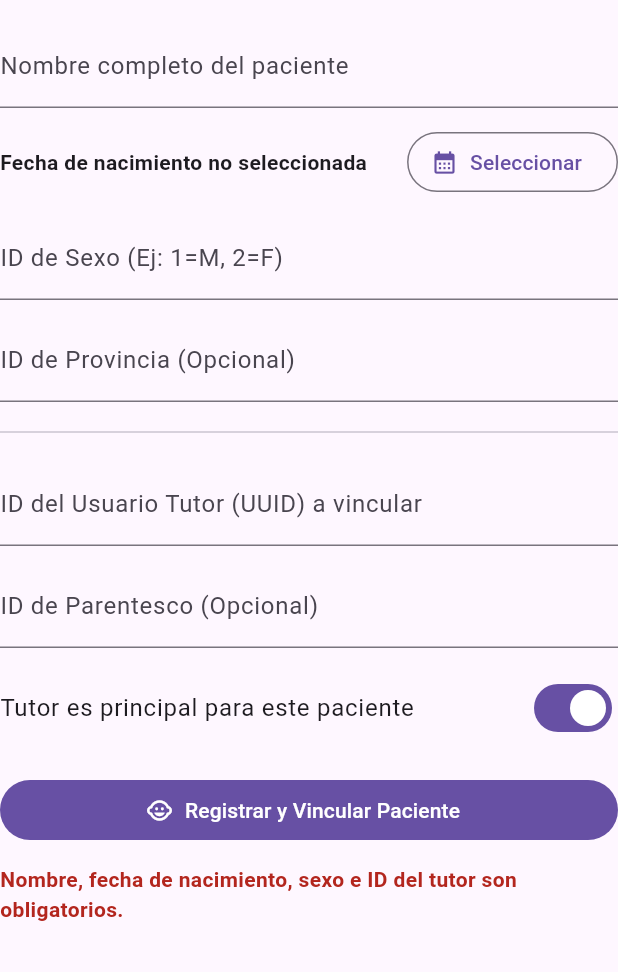
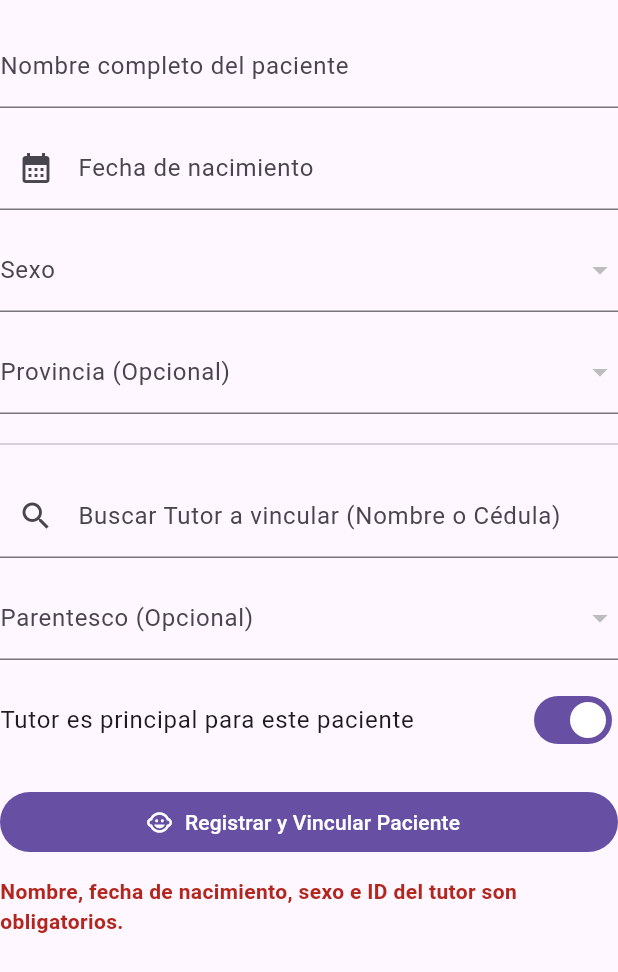
Before and after one commit to MiryamGuerrero/programatesis, a Flutter app: the _FormRegistroPaciente widget shown alone on an empty page, opened directly, after a tap on "Registrar y Vincular Paciente", on a phone screen of 412 x 824 dp. Shown: the top 972 px of the screen. Run offline on Flutter 3.47's test engine with Material 3 defaults, Android fonts, the phone set to English and light mode, and no system bars; our stand-ins replace dio, flutter_riverpod, google_fonts, supabase_flutter; accounts and stored records are empty.

Commit message:
Mejora del ingreso del tutor y paciente, añadido el apartado del perfil

```diff
--- a/frontend/flutter_app/lib/shared/repositories/gestion_tutores_pacientes_page.dart
+++ b/frontend/flutter_app/lib/shared/repositories/gestion_tutores_pacientes_page.dart
@@ -1,5 +1,6 @@
 import "package:flutter/material.dart";
 import "package:flutter_riverpod/flutter_riverpod.dart";
+import "package:supabase_flutter/supabase_flutter.dart";
 
 import "package:reuma_nutri_app/core/state/app_providers.dart";
 
@@ -125,10 +126,6 @@ class _FormRegistroTutorState extends ConsumerState<_FormRegistroTutor> {
         const SizedBox(height: 12),
         _text(_nameController, "Nombre completo"),
         const SizedBox(height: 12),
-        _text(_pacienteController, "ID del Paciente a vincular (UUID)"),
-        const SizedBox(height: 12),
-        _text(_parentescoController, "ID de Parentesco (Opcional, Ej: 1)", number: true),
-        const SizedBox(height: 12),
         SwitchListTile(
           title: const Text("Es el tutor principal"),
           value: _esPrincipal,
@@ -171,10 +168,17 @@ class _FormRegistroPaciente extends ConsumerStatefulWidget {
 
 class _FormRegistroPacienteState extends ConsumerState<_FormRegistroPaciente> {
   final _nameController = TextEditingController();
-  final _sexoController = TextEditingController();
-  final _provinciaController = TextEditingController();
-  final _tutorController = TextEditingController();
-  final _parentescoController = TextEditingController();
+  final _fechaNacimientoController = TextEditingController();
+
+  Map<String, dynamic>? _selectedTutor;
+  int? _selectedSexo;
+  int? _selectedProvincia;
+  int? _selectedParentesco;
+
+  List<Map<String, dynamic>> _sexos = [];
+  List<Map<String, dynamic>> _provincias = [];
+  List<Map<String, dynamic>> _parentescos = [];
+
   bool _esPrincipal = true;
   DateTime? _fechaNacimiento;
 
@@ -183,12 +187,33 @@ class _FormRegistroPacienteState extends ConsumerState<_FormRegistroPaciente> {
   String? _error;
 
   @override
+  void initState() {
+    super.initState();
+    Future.microtask(_loadCatalogs);
+  }
+
+  Future<void> _loadCatalogs() async {
+    try {
+      final repo = ref.read(supabaseCrudRepositoryProvider);
+      final sexos = await repo.fetchCatalog("usuarios", "catalogo_sexo");
+      final provincias = await repo.fetchCatalog("usuarios", "provincia");
+      final parentescos = await repo.fetchCatalog("usuarios", "parentesco");
+      if (mounted) {
+        setState(() {
+          _sexos = sexos;
+          _provincias = provincias;
+          _parentescos = parentescos;
+        });
+      }
+    } catch (e) {
+      debugPrint("Error al cargar catalogos: $e");
+    }
+  }
+
+  @override
   void dispose() {
     _nameController.dispose();
-    _sexoController.dispose();
-    _provinciaController.dispose();
-    _tutorController.dispose();
-    _parentescoController.dispose();
+    _fechaNacimientoController.dispose();
     super.dispose();
   }
 
@@ -200,18 +225,32 @@ class _FormRegistroPacienteState extends ConsumerState<_FormRegistroPaciente> {
       lastDate: DateTime.now(),
     );
     if (date != null) {
-      setState(() => _fechaNacimiento = date);
+      setState(() {
+        _fechaNacimiento = date;
+        _fechaNacimientoController.text = date.toIso8601String().split("T").first;
+      });
+    }
+  }
+
+  Future<Iterable<Map<String, dynamic>>> _searchTutors(String query) async {
+    try {
+      final response = await Supabase.instance.client
+          .schema("usuarios")
+          .from("usuario")
+          .select("id, nombre_completo, cedula")
+          .or("nombre_completo.ilike.%$query%,cedula.ilike.%$query%")
+          .limit(10);
+      return List<Map<String, dynamic>>.from(response);
+    } catch (_) {
+      return const Iterable<Map<String, dynamic>>.empty();
     }
   }
 
   Future<void> _registrarPaciente() async {
     final name = _nameController.text.trim();
-    final idSexo = int.tryParse(_sexoController.text.trim());
-    final idProvincia = int.tryParse(_provinciaController.text.trim());
-    final idTutor = _tutorController.text.trim();
-    final idParentesco = int.tryParse(_parentescoController.text.trim());
+    final idTutor = _selectedTutor?["id"]?.toString();
 
-    if (name.isEmpty || _fechaNacimiento == null || idSexo == null || idTutor.isEmpty) {
+    if (name.isEmpty || _fechaNacimiento == null || _selectedSexo == null || idTutor == null || idTutor.isEmpty) {
       setState(() => _error = "Nombre, fecha de nacimiento, sexo e ID del tutor son obligatorios.");
       return;
     }
@@ -227,10 +266,10 @@ class _FormRegistroPacienteState extends ConsumerState<_FormRegistroPaciente> {
       await repo.registerPatientAndLinkTutor(
         nombreCompleto: name,
         fechaNacimiento: _fechaNacimiento!,
-        idSexo: idSexo,
-        idProvincia: idProvincia,
+        idSexo: _selectedSexo!,
+        idProvincia: _selectedProvincia,
         idUsuarioTutor: idTutor,
-        idParentesco: idParentesco,
+        idParentesco: _selectedParentesco,
         esPrincipal: _esPrincipal,
       );
 
@@ -239,11 +278,12 @@ class _FormRegistroPacienteState extends ConsumerState<_FormRegistroPaciente> {
       setState(() {
         _resultado = "El paciente fue registrado y vinculado correctamente al tutor.";
         _nameController.clear();
-        _sexoController.clear();
-        _provinciaController.clear();
-        _tutorController.clear();
-        _parentescoController.clear();
+        _fechaNacimientoController.clear();
         _fechaNacimiento = null;
+        _selectedSexo = null;
+        _selectedProvincia = null;
+        _selectedParentesco = null;
+        _selectedTutor = null;
         _esPrincipal = true;
       });
     } catch (error) {
@@ -261,33 +301,101 @@ class _FormRegistroPacienteState extends ConsumerState<_FormRegistroPaciente> {
       children: [
         _text(_nameController, "Nombre completo del paciente"),
         const SizedBox(height: 12),
-        Row(
-          children: [
-            Expanded(
-              child: Text(
-                _fechaNacimiento == null
-                    ? "Fecha de nacimiento no seleccionada"
-                    : "Nacimiento: ${_fechaNacimiento!.toIso8601String().split('T').first}",
-                style: const TextStyle(fontWeight: FontWeight.w600),
-              ),
-            ),
-            OutlinedButton.icon(
-              onPressed: _pickDate,
-              icon: const Icon(Icons.calendar_month),
-              label: const Text("Seleccionar"),
-            ),
-          ],
+        TextField(
+          controller: _fechaNacimientoController,
+          readOnly: true,
+          onTap: _pickDate,
+          decoration: const InputDecoration(
+            labelText: "Fecha de nacimiento",
+            prefixIcon: Icon(Icons.calendar_month),
+          ),
         ),
         const SizedBox(height: 12),
-        _text(_sexoController, "ID de Sexo (Ej: 1=M, 2=F)", number: true),
+        DropdownButtonFormField<int>(
+          value: _selectedSexo,
+          decoration: const InputDecoration(labelText: "Sexo"),
+          items: _sexos.map((s) => DropdownMenuItem<int>(
+            value: s["id"] as int,
+            child: Text(s["descripcion"]?.toString() ?? s["codigo"]?.toString() ?? ""),
+          )).toList(),
+          onChanged: (val) => setState(() => _selectedSexo = val),
+        ),
         const SizedBox(height: 12),
-        _text(_provinciaController, "ID de Provincia (Opcional)", number: true),
+        DropdownButtonFormField<int>(
+          value: _selectedProvincia,
+          decoration: const InputDecoration(labelText: "Provincia (Opcional)"),
+          items: _provincias.map((p) => DropdownMenuItem<int>(
+            value: p["id"] as int,
+            child: Text(p["nombre"]?.toString() ?? ""),
+          )).toList(),
+          onChanged: (val) => setState(() => _selectedProvincia = val),
+        ),
         const SizedBox(height: 12),
         const Divider(),
         const SizedBox(height: 12),
-        _text(_tutorController, "ID del Usuario Tutor (UUID) a vincular"),
+        Autocomplete<Map<String, dynamic>>(
+          displayStringForOption: (option) => option["nombre_completo"]?.toString() ?? "",
+          optionsBuilder: (textEditingValue) async {
+            if (textEditingValue.text.isEmpty) {
+              return const Iterable<Map<String, dynamic>>.empty();
+            }
+            return await _searchTutors(textEditingValue.text);
+          },
+          onSelected: (selection) {
+            setState(() => _selectedTutor = selection);
+          },
+          fieldViewBuilder: (context, controller, focusNode, onFieldSubmitted) {
+            return TextField(
+              controller: controller,
+              focusNode: focusNode,
+              onChanged: (val) {
+                // Limpiar la seleccion si el usuario edita el texto
+                if (_selectedTutor != null && val != _selectedTutor?["nombre_completo"]) {
+                  setState(() => _selectedTutor = null);
+                }
+              },
+              decoration: const InputDecoration(
+                labelText: "Buscar Tutor a vincular (Nombre o Cédula)",
+                prefixIcon: Icon(Icons.search),
+              ),
+            );
+          },
+          optionsViewBuilder: (context, onSelected, options) {
+            return Align(
+              alignment: Alignment.topLeft,
+              child: Material(
+                elevation: 4,
+                borderRadius: BorderRadius.circular(12),
+                child: ConstrainedBox(
+                  constraints: const BoxConstraints(maxHeight: 250, maxWidth: 350),
+                  child: ListView.builder(
+                    padding: EdgeInsets.zero,
+                    shrinkWrap: true,
+                    itemCount: options.length,
+                    itemBuilder: (context, index) {
+                      final option = options.elementAt(index);
+                      return ListTile(
+                        title: Text(option["nombre_completo"]?.toString() ?? ""),
+                        subtitle: Text("Cédula: ${option["cedula"]?.toString() ?? "N/A"}"),
+                        onTap: () => onSelected(option),
+                      );
+                    },
+                  ),
+                ),
+              ),
+            );
+          },
+        ),
         const SizedBox(height: 12),
-        _text(_parentescoController, "ID de Parentesco (Opcional)", number: true),
+        DropdownButtonFormField<int>(
+          value: _selectedParentesco,
+          decoration: const InputDecoration(labelText: "Parentesco (Opcional)"),
+          items: _parentescos.map((p) => DropdownMenuItem<int>(
+            value: p["id"] as int,
+            child: Text(p["nombre"]?.toString() ?? ""),
+          )).toList(),
+          onChanged: (val) => setState(() => _selectedParentesco = val),
+        ),
         const SizedBox(height: 12),
         SwitchListTile(
           title: const Text("Tutor es principal para este paciente"),
```
Also changed, not shown: frontend/flutter_app/lib/features/perfil/perfil_page.dart (added, +240 -0 lines), frontend/flutter_app/lib/features/roles/role_module_registry.dart (+25 -0 lines), frontend/flutter_app/lib/shared/repositories/supabase_crud_repository.dart (+42 -0 lines), 7 other files.
